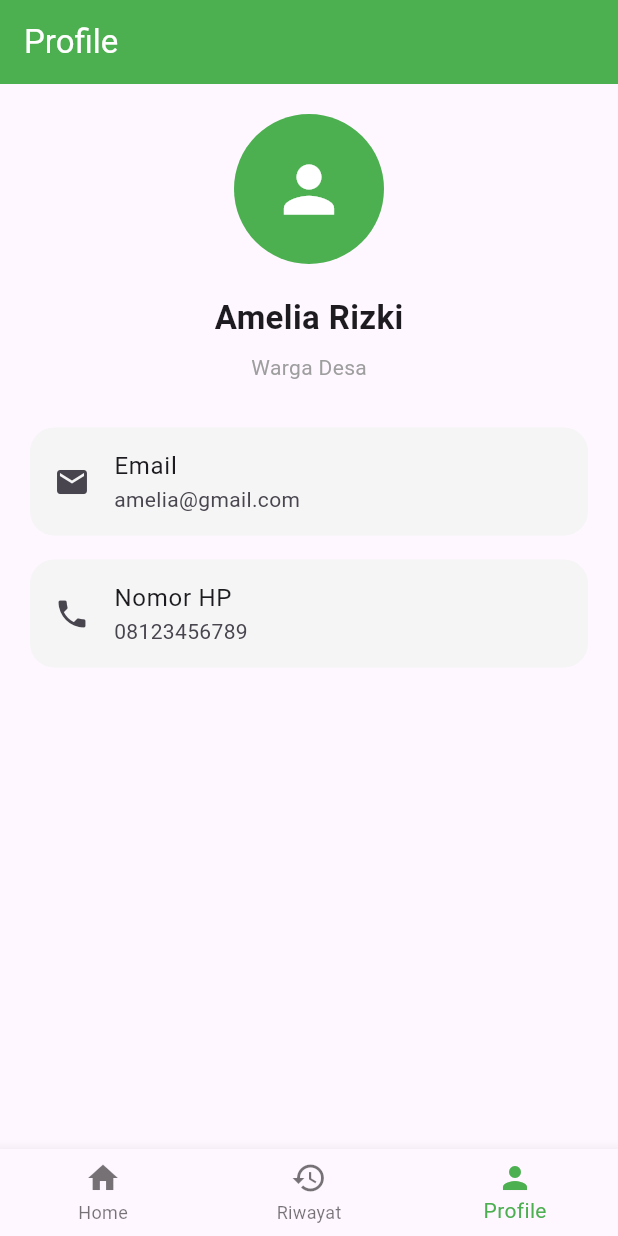
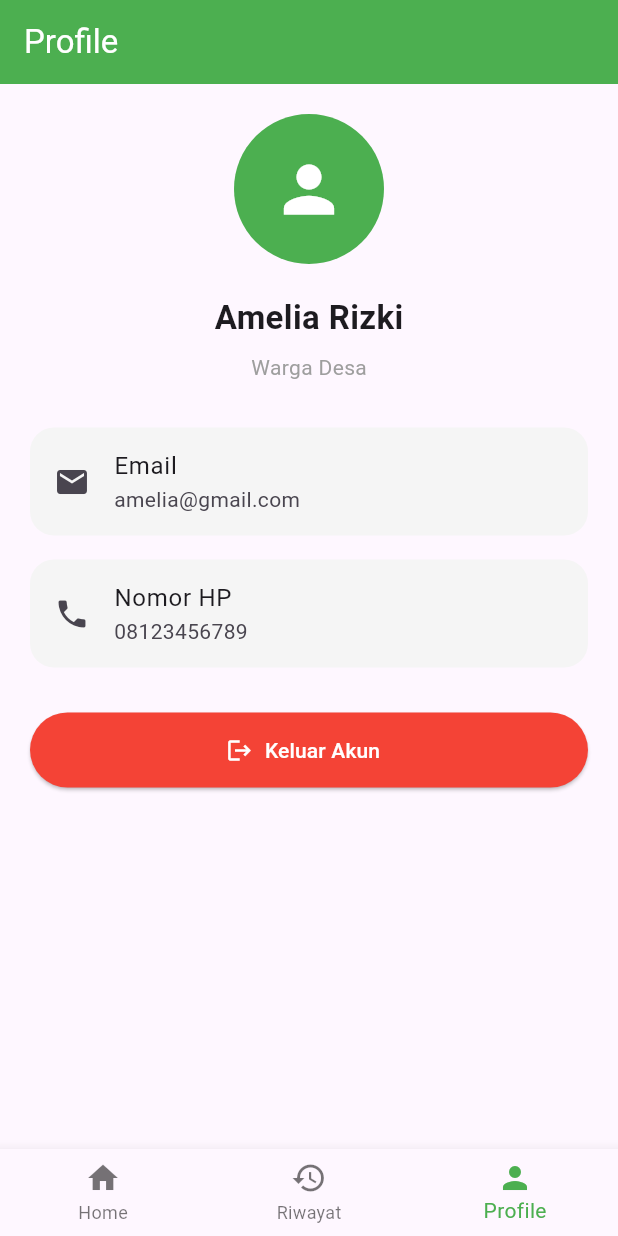
Before and after one commit to Erwingtw11/Lapor-Desa, a Flutter app: the screen it shows after launch, item 3 of the bottom bar chosen, on a phone screen of 412 x 824 dp. Run offline on Flutter 3.47's test engine with Material 3 defaults, Android fonts, the phone set to English and light mode, and no system bars.

Commit message:
fead : add logout button on profile

```diff
--- a/user_app/lib/screens/profile/profile_page.dart
+++ b/user_app/lib/screens/profile/profile_page.dart
@@ -56,6 +56,25 @@ class ProfilePage extends StatelessWidget {
               ),
               tileColor: Colors.grey.shade100,
             ),
+            const SizedBox(height: 30),
+
+            SizedBox(
+              width: double.infinity,
+              height: 50,
+              child: ElevatedButton.icon(
+                style: ElevatedButton.styleFrom(
+                  backgroundColor: Colors.red,
+                  foregroundColor: Colors.white,
+                ),
+                onPressed: () {
+                  ScaffoldMessenger.of(context).showSnackBar(
+                    const SnackBar(content: Text("Berhasil keluar akun")),
+                  );
+                },
+                icon: const Icon(Icons.logout),
+                label: const Text("Keluar Akun"),
+              ),
+            ),
           ],
         ),
       ),
```
